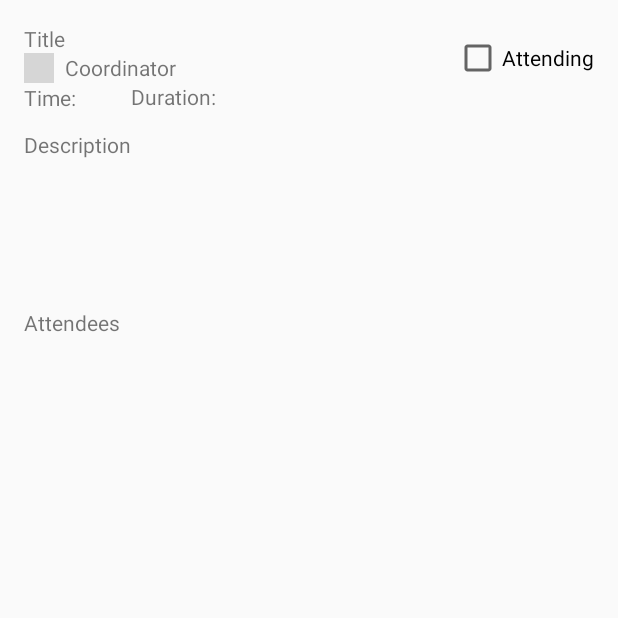
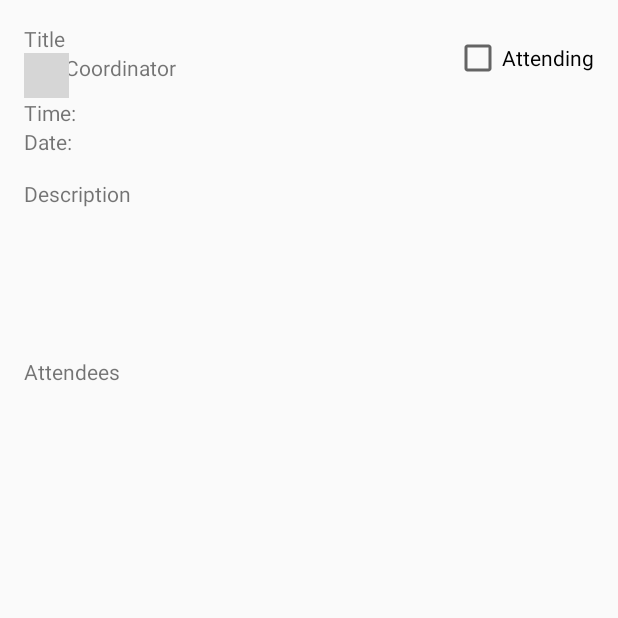
Before and after one commit to Hanover-CS/HC17-SlatonBlickman-SeniorProject, an Android app: the EventDetailsActivity screen opened directly, with no data from a screen before it, on a phone screen of 412 x 824 dp, the top half of it. Run offline under Robolectric (Android 15) with nearby library versions, the phone set to English and light mode, and no system bars; our stand-ins replace Volley; libraries missing offline, so code that uses them is left out: com.facebook, com.facebook.login; plain views replace ProfilePictureView; network calls fail; 2 statements that could not run were skipped; grey boxes are pictures that could not be loaded.

Commit message:
added methods for attendance to basinUrl

```diff
--- a/app/src/main/java/edu/hanover/basin/basinURL.java
+++ b/app/src/main/java/edu/hanover/basin/basinURL.java
@@ -54,6 +54,16 @@ public class basinURL {
         return buildURL;
     }
 
+    public String getEventAttendeesURL(String event_id){
+        buildURL = getEventURL(event_id) + "/attendees";
+        return buildURL;
+    }
+
+    public String getIsAttendingURL(String event_id, String user_id){
+        buildURL = getEventAttendeesURL(event_id) + "/" + user_id;
+        return buildURL;
+    }
+
 
     public String toString(){
         return buildURL;
--- a/app/src/main/res/layout/activity_event_details.xml
+++ b/app/src/main/res/layout/activity_event_details.xml
@@ -8,6 +8,7 @@
     android:paddingLeft="@dimen/activity_horizontal_margin"
     android:paddingRight="@dimen/activity_horizontal_margin"
     android:paddingTop="@dimen/activity_vertical_margin"
+    android:weightSum="1"
     tools:context="edu.hanover.basin.EventDetailsActivity">
 
     <TextView
@@ -16,22 +17,15 @@
         android:layout_height="wrap_content"
         android:layout_alignParentTop="true"
         android:layout_alignParentStart="true"
+        android:layout_weight="1"
         android:id="@+id/title" />
 
     <com.facebook.login.widget.ProfilePictureView
         android:id="@+id/picture"
-        android:layout_width="20sp"
-        android:layout_height="20sp"
+        android:layout_width="30sp"
+        android:layout_height="30sp"
         android:layout_below="@+id/title"
         android:layout_alignParentStart="true" />
-
-    <TextView
-        android:layout_width="wrap_content"
-        android:layout_height="wrap_content"
-        android:layout_below="@+id/title"
-        android:layout_toEndOf="@+id/title"
-        android:id="@+id/coordinator"
-        android:text="Coordinator" />
 
     <TextView
         android:text="Time: "
@@ -51,23 +45,6 @@
         android:layout_alignParentEnd="true" />
 
     <TextView
-        android:text="Description"
-        android:layout_width="wrap_content"
-        android:layout_height="wrap_content"
-        android:layout_marginTop="12dp"
-        android:id="@+id/description"
-        android:layout_below="@+id/time"
-        android:layout_alignParentStart="true" />
-
-    <TextView
-        android:text="Duration: "
-        android:layout_width="wrap_content"
-        android:layout_height="wrap_content"
-        android:layout_below="@+id/coordinator"
-        android:layout_toEndOf="@+id/description"
-        android:id="@+id/duration" />
-
-    <TextView
         android:text="Attendees"
         android:layout_width="wrap_content"
         android:layout_height="wrap_content"
@@ -82,5 +59,30 @@
         android:layout_alignParentStart="true"
         android:layout_below="@+id/attendees" />
 
+    <TextView
+        android:text="Date: "
+        android:layout_width="wrap_content"
+        android:layout_height="wrap_content"
+        android:id="@+id/date"
+        android:layout_below="@+id/time"
+        android:layout_alignParentStart="true" />
+
+    <TextView
+        android:text="Description"
+        android:layout_width="wrap_content"
+        android:layout_height="wrap_content"
+        android:layout_marginTop="15dp"
+        android:id="@+id/description"
+        android:layout_below="@+id/date"
+        android:layout_alignParentStart="true" />
+
+    <TextView
+        android:layout_width="wrap_content"
+        android:layout_height="wrap_content"
+        android:id="@+id/coordinator"
+        android:text="Coordinator"
+        android:layout_below="@+id/title"
+        android:layout_toEndOf="@+id/title" />
+
 
 </RelativeLayout>
```
